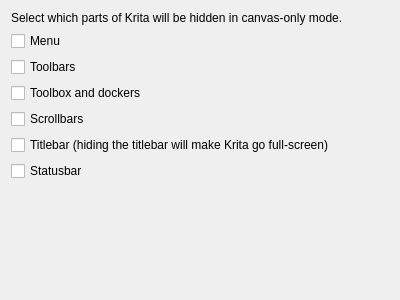
KDE/krita, file libs/ui/forms/wdgfullscreensettings.ui: the form before one commit.
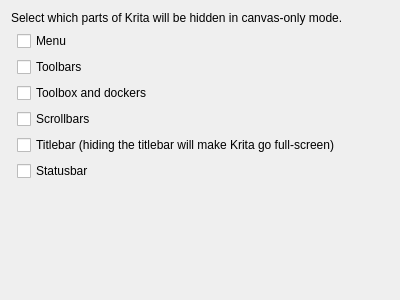
The form after the commit.

Commit message: Canvas-only preferences: simplify layout

```diff
--- a/libs/ui/forms/wdgfullscreensettings.ui
+++ b/libs/ui/forms/wdgfullscreensettings.ui
@@ -14,8 +14,8 @@
     <height>300</height>
    </rect>
   </property>
-  <layout class="QVBoxLayout" name="verticalLayout">
-   <item>
+  <layout class="QFormLayout" name="formLayout">
+   <item row="0" column="0" colspan="2">
     <widget class="QLabel" name="label">
      <property name="text">
       <string>Select which parts of Krita will be hidden in canvas-only mode.</string>
@@ -25,49 +25,49 @@
      </property>
     </widget>
    </item>
-   <item>
+   <item row="1" column="1">
     <widget class="QCheckBox" name="chkMenu">
      <property name="text">
       <string>Menu</string>
      </property>
     </widget>
    </item>
-   <item>
+   <item row="2" column="1">
     <widget class="QCheckBox" name="chkToolbar">
      <property name="text">
       <string>Toolbars</string>
      </property>
     </widget>
    </item>
-   <item>
+   <item row="3" column="1">
     <widget class="QCheckBox" name="chkDockers">
      <property name="text">
       <string>Toolbox and dockers</string>
      </property>
     </widget>
    </item>
-   <item>
+   <item row="4" column="1">
     <widget class="QCheckBox" name="chkScrollbars">
      <property name="text">
       <string>Scrollbars</string>
      </property>
     </widget>
    </item>
-   <item>
+   <item row="5" column="1">
     <widget class="QCheckBox" name="chkTitlebar">
      <property name="text">
       <string>Titlebar (hiding the titlebar will make Krita go full-screen)</string>
      </property>
     </widget>
    </item>
-   <item>
+   <item row="6" column="1">
     <widget class="QCheckBox" name="chkStatusbar">
      <property name="text">
       <string>Statusbar</string>
      </property>
     </widget>
    </item>
-   <item>
+   <item row="7" column="0" colspan="2">
     <spacer name="verticalSpacer">
      <property name="orientation">
       <enum>Qt::Vertical</enum>
@@ -75,7 +75,7 @@
      <property name="sizeHint" stdset="0">
       <size>
        <width>20</width>
-       <height>85</height>
+       <height>0</height>
       </size>
      </property>
     </spacer>
```
